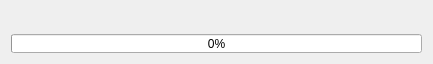
angelogllrd/PrecioFacil, file ui/progress.ui: the form before one commit.
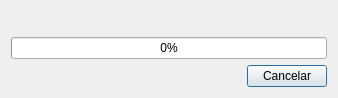
The form after the commit.

Patch:
```diff
--- a/ui/progress.ui
+++ b/ui/progress.ui
@@ -6,32 +6,49 @@
    <rect>
     <x>0</x>
     <y>0</y>
-    <width>433</width>
-    <height>64</height>
+    <width>338</width>
+    <height>98</height>
    </rect>
   </property>
-  <property name="minimumSize">
-   <size>
-    <width>433</width>
-    <height>64</height>
-   </size>
-  </property>
   <property name="maximumSize">
    <size>
-    <width>433</width>
-    <height>64</height>
+    <width>338</width>
+    <height>98</height>
    </size>
   </property>
   <property name="windowTitle">
-   <string>Progreso de la carga</string>
+   <string/>
   </property>
   <layout class="QGridLayout" name="gridLayout">
+   <item row="1" column="0">
+    <widget class="QProgressBar" name="progressBar">
+     <property name="value">
+      <number>0</number>
+     </property>
+     <property name="textVisible">
+      <bool>true</bool>
+     </property>
+    </widget>
+   </item>
+   <item row="2" column="0" alignment="Qt::AlignmentFlag::AlignRight">
+    <widget class="QPushButton" name="pushButton_cancel">
+     <property name="sizePolicy">
+      <sizepolicy hsizetype="Maximum" vsizetype="Fixed">
+       <horstretch>0</horstretch>
+       <verstretch>0</verstretch>
+      </sizepolicy>
+     </property>
+     <property name="text">
+      <string>Cancelar</string>
+     </property>
+    </widget>
+   </item>
    <item row="0" column="0">
     <widget class="QLabel" name="label">
      <property name="font">
       <font>
-       <pointsize>11</pointsize>
-       <bold>true</bold>
+       <pointsize>9</pointsize>
+       <bold>false</bold>
       </font>
      </property>
      <property name="text">
@@ -42,16 +59,6 @@
      </property>
     </widget>
    </item>
-   <item row="1" column="0">
-    <widget class="QProgressBar" name="progressBar">
-     <property name="value">
-      <number>0</number>
-     </property>
-     <property name="textVisible">
-      <bool>true</bool>
-     </property>
-    </widget>
-   </item>
   </layout>
  </widget>
  <resources/>
```
